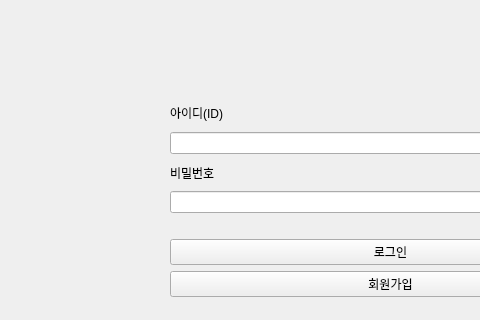
Above: mainwindow.ui from Henry93s/koradin before the change; both pictures show x 0 to 480 and y 0 to 320 of the 800 by 600 pixel window. Below: the same form after it.
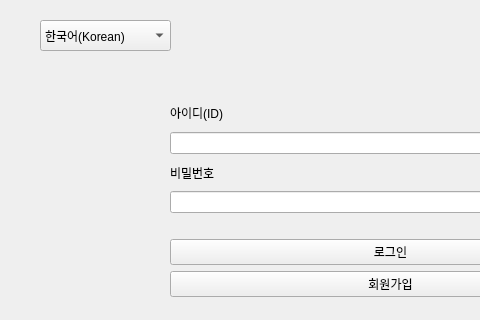
That is the form after the change.

Patch:
```diff
--- a/mainwindow.ui
+++ b/mainwindow.ui
@@ -119,6 +119,29 @@
      </item>
     </layout>
    </widget>
+   <widget class="QComboBox" name="language_comboBox">
+    <property name="geometry">
+     <rect>
+      <x>40</x>
+      <y>20</y>
+      <width>131</width>
+      <height>31</height>
+     </rect>
+    </property>
+    <property name="currentIndex">
+     <number>0</number>
+    </property>
+    <item>
+     <property name="text">
+      <string notr="true">한국어(Korean)</string>
+     </property>
+    </item>
+    <item>
+     <property name="text">
+      <string notr="true">영어(English)</string>
+     </property>
+    </item>
+   </widget>
   </widget>
  </widget>
  <resources/>
```
